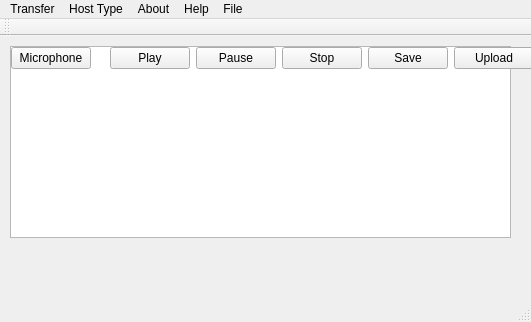
First picture: the form in mainwindow.ui, repository julianafrench/CommAudio, before the edit.
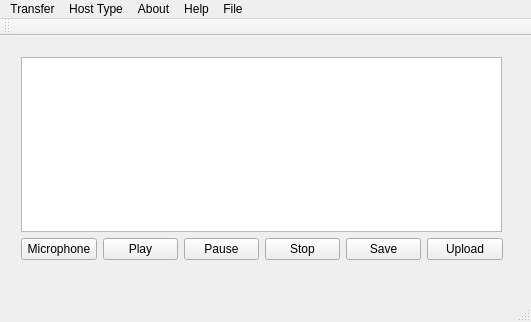
Second picture: the form after the edit.

```diff
--- a/mainwindow.ui
+++ b/mainwindow.ui
@@ -14,17 +14,20 @@
    <string>MainWindow</string>
   </property>
   <widget class="QWidget" name="centralWidget">
-   <widget class="QListWidget" name="listWidget">
+   <widget class="QWidget" name="">
     <property name="geometry">
      <rect>
       <x>10</x>
       <y>10</y>
-      <width>501</width>
-      <height>192</height>
+      <width>503</width>
+      <height>225</height>
      </rect>
     </property>
-   </widget>
-   <widget class="QWidget" name="">
+    <layout class="QGridLayout" name="gridLayout_2">
+     <item row="0" column="0">
+      <widget class="QListWidget" name="listWidget"/>
+     </item>
+     <item row="1" column="0">
     <layout class="QGridLayout" name="gridLayout">
      <item row="0" column="0">
       <widget class="QPushButton" name="pushButton">
@@ -80,6 +83,8 @@
         <string>Upload</string>
        </property>
       </widget>
+       </item>
+      </layout>
      </item>
     </layout>
    </widget>
```
Left out of the diff: 2 changed lines with no effect on the pictures. Lines whose indentation alone changed are shown as unchanged.
